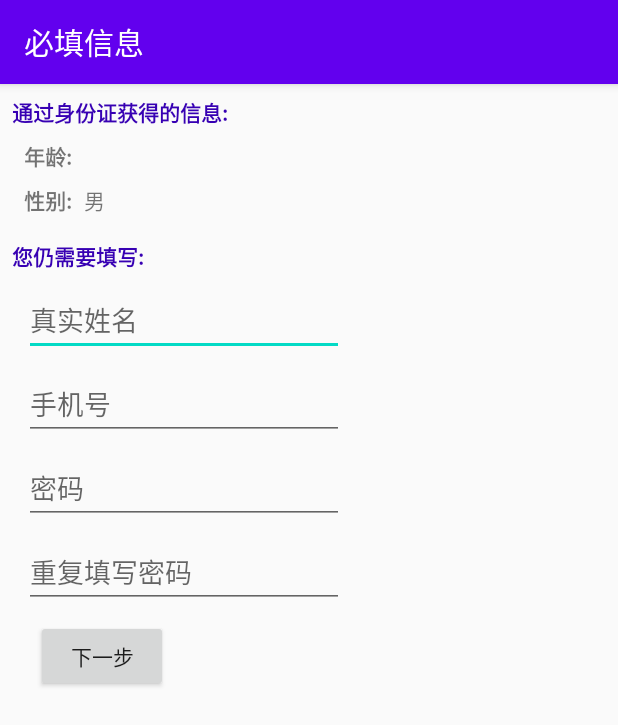
After one commit to kasusa/Community-access-management-andorid-, an Android app: the RegisterMustHaveActivity screen opened directly, with no data from a screen before it, on a phone screen of 412 x 824 dp. The commit adds this screen. Shown: the top 725 px of the screen. Run offline under Robolectric (Android 15) with nearby library versions, the light colour scheme and no system bars.

Commit message:
注册部分 ui

```diff
--- a/app/build.gradle
+++ b/app/build.gradle
@@ -37,4 +37,5 @@ dependencies {
     testImplementation 'junit:junit:4.12'
     androidTestImplementation 'androidx.test.ext:junit:1.1.1'
     androidTestImplementation 'androidx.test.espresso:espresso-core:3.2.0'
+    implementation 'com.google.android.material:material:1.0.0'
 }
--- /dev/null
+++ b/app/src/main/java/com/kasusa/communityaccessmanagement/RegisterMustHaveActivity.java
@@ -0,0 +1,82 @@
+package com.kasusa.communityaccessmanagement;
+
+import androidx.appcompat.app.AppCompatActivity;
+
+import android.content.BroadcastReceiver;
+import android.content.Context;
+import android.content.Intent;
+import android.content.IntentFilter;
+import android.os.Bundle;
+import android.view.View;
+import android.widget.EditText;
+import android.widget.TextView;
+import android.widget.Toast;
+
+import com.kasusa.communityaccessmanagement.datacls.DataUserinfo;
+
+public class RegisterMustHaveActivity extends AppCompatActivity {
+    TextView tv_age;
+    TextView tv_sex;
+    EditText et_name;
+    EditText et_phone;
+    EditText et_pwd1 ;
+    EditText et_pwd2 ;
+
+
+    @Override
+    protected void onCreate(Bundle savedInstanceState) {
+        super.onCreate(savedInstanceState);
+        setContentView(R.layout.activity_register_must_have);
+        tv_age = findViewById(R.id.textView19);
+        tv_sex = findViewById(R.id.textView18);
+        et_name = findViewById(R.id.editText);
+        et_phone = findViewById(R.id.editText2);
+        et_pwd1 = findViewById(R.id.editText5);
+        et_pwd2 = findViewById(R.id.editText7);
+
+        try {
+            DataUserinfo.InitZer0();
+        } catch (InterruptedException e) { }
+        tv_age.setText(DataUserinfo.age);
+        tv_sex.setText(DataUserinfo.citizen_gender);
+
+//        跨activity关闭监听器
+        BroadcastReceiver broadcast_reciever = new BroadcastReceiver() {
+
+            @Override
+            public void onReceive(Context arg0, Intent intent) {
+                String action = intent.getAction();
+                if (action.equals("finish")) {
+//finishing the activity
+                    finish();
+                }
+            }
+        };
+        registerReceiver(broadcast_reciever, new IntentFilter("finish"));
+    }
+
+    public void register_next_btn(View view) {
+        String name = "";
+        String phone = "";
+        String Pwd1 = "";
+        String Pwd2 = "";
+        name = et_name.getText().toString();
+        phone = et_phone.getText().toString();
+        Pwd1 = et_pwd1.getText().toString();
+        Pwd2 = et_pwd2.getText().toString();
+        if(name.equals("")) Toast.makeText(this, "请填写姓名", Toast.LENGTH_SHORT).show();
+        else if(phone.equals("")) Toast.makeText(this, "请填写手机号", Toast.LENGTH_SHORT).show();
+        else if(Pwd1.equals("")) Toast.makeText(this, "请填写第一个密码框", Toast.LENGTH_SHORT).show();
+        else if(Pwd2.equals("")) Toast.makeText(this, "请填写第二个密码框", Toast.LENGTH_SHORT).show();
+        else if(! Pwd2.equals(Pwd2)) Toast.makeText(this, "您两次填写的密码不同!", Toast.LENGTH_SHORT).show();
+        else {
+            DataUserinfo.user_phone = phone;
+            DataUserinfo.citizen_name = name;
+            DataUserinfo.user_pwd = Pwd1;
+//            enter next activity --- register detail
+            startActivity(new Intent(this, RegisterOptionalActivity.class));
+        }
+
+
+    }
+}
--- a/app/src/main/java/com/kasusa/communityaccessmanagement/datacls/DataUserinfo.java
+++ b/app/src/main/java/com/kasusa/communityaccessmanagement/datacls/DataUserinfo.java
@@ -12,21 +12,20 @@ import com.kasusa.communityaccessmanagement.util.citizenID;
 import java.util.Map;
 
 public class DataUserinfo {
-    public static String user_avtarlink;
-
-    public static String citizen_name;
-    public static String citizen_gender;
-    public static String age;
-    public static String user_citizenID ;
-    public static String user_xiaoqu;
-
-    public static String user_phone;
-    public static String user_email;
-    public static String user_note;
+    public static String user_avtarlink = "";
+    public static String citizen_name = "";
+    public static String citizen_gender = "";
+    public static String age = "";
+    public static String user_citizenID  = "";
+    public static String user_xiaoqu = "";
+    public static String user_phone = "";
+    public static String user_email = "";
+    public static String user_note = "";
+    public static String user_pwd = "";
 
     /**
      * using citizenId  to get all info from mysql using  a thread
-     * @return true if can get result
+     *
      */
     public static void Init(String id) throws InterruptedException {
         boolean ans = false;
@@ -49,6 +48,28 @@ public class DataUserinfo {
         // (线程结束
     }
 
+    /**
+     * 通过 Datauserinfo class 里面的 citizenid 生成性别和年龄 ,用于插入表
+     * @throws InterruptedException wait
+     */
+    public static void InitZer0 () throws InterruptedException {
+        Map<String, String> BirAgeSex =
+                citizenID.getBirAgeSex(user_citizenID);
+        age = BirAgeSex.get("age");
+        citizen_gender =  BirAgeSex.get("sexCode");
+
+        if (citizen_gender.equals("F")){
+            citizen_gender = "女";
+        }else {
+            citizen_gender = "男";
+        }
+        Log.println(Log.INFO,"meow","通过citizenid生成 Datauserinfo : \n" +
+                DataUserinfo.to_static_String());
+    }
+
+    /**
+     * erase all info in DataUserinfo class
+     */
     public static void Clean() {
         user_avtarlink = "" ;
         citizen_name = "" ;
@@ -59,16 +80,22 @@ public class DataUserinfo {
         user_phone = "" ;
         user_email = "" ;
         user_note = "" ;
+        user_pwd = "";
         Log.println(Log.INFO,"meow","DataUserInfo 已经清空：");
     }
 
+    /**
+     * use this to see what is in datauserinfo class
+     * @return out put str
+     */
     public static String to_static_String() {
         return "user_avtarlink:" +user_avtarlink+"\n"+
                 "citizen_name:" +citizen_name+"\n"+
                 "citizen_gender:" +citizen_gender+"\n"+
                 "age:" +age+"\n"+
                 "user_citizenID:" +user_citizenID+"\n"+
-                "user_xiaoqu:"+user_xiaoqu ;
+                "user_xiaoqu:"+user_xiaoqu +"\n"+
+                "user_pwd:"+user_pwd;
     }
 
 }
--- /dev/null
+++ b/app/src/main/res/layout/activity_register_must_have.xml
@@ -0,0 +1,130 @@
+<?xml version="1.0" encoding="utf-8"?>
+<androidx.constraintlayout.widget.ConstraintLayout xmlns:android="http://schemas.android.com/apk/res/android"
+    xmlns:app="http://schemas.android.com/apk/res-auto"
+    xmlns:tools="http://schemas.android.com/tools"
+    android:layout_width="match_parent"
+    android:layout_height="match_parent"
+    tools:context=".RegisterMustHaveActivity">
+
+    <TextView
+        android:id="@+id/textView12"
+        android:layout_width="wrap_content"
+        android:layout_height="wrap_content"
+        android:layout_marginStart="8dp"
+        android:layout_marginTop="8dp"
+        android:text="通过身份证获得的信息:"
+        android:textColor="@color/colorPrimaryDark"
+        android:textStyle="bold"
+        app:layout_constraintStart_toStartOf="parent"
+        app:layout_constraintTop_toTopOf="parent" />
+
+    <TextView
+        android:id="@+id/textView14"
+        android:layout_width="wrap_content"
+        android:layout_height="wrap_content"
+        android:layout_marginStart="16dp"
+        android:layout_marginTop="8dp"
+        android:text="年龄:"
+        android:textStyle="bold"
+        app:layout_constraintStart_toStartOf="parent"
+        app:layout_constraintTop_toBottomOf="@+id/textView12" />
+
+    <TextView
+        android:id="@+id/textView16"
+        android:layout_width="wrap_content"
+        android:layout_height="wrap_content"
+        android:layout_marginTop="8dp"
+        android:text="性别:"
+        android:textStyle="bold"
+        app:layout_constraintStart_toStartOf="@+id/textView14"
+        app:layout_constraintTop_toBottomOf="@+id/textView14" />
+
+    <TextView
+        android:id="@+id/textView18"
+        android:layout_width="wrap_content"
+        android:layout_height="wrap_content"
+        android:layout_marginStart="8dp"
+        android:layout_marginTop="8dp"
+        android:text="TextView"
+        app:layout_constraintStart_toEndOf="@+id/textView16"
+        app:layout_constraintTop_toBottomOf="@+id/textView14" />
+
+    <TextView
+        android:id="@+id/textView19"
+        android:layout_width="wrap_content"
+        android:layout_height="wrap_content"
+        android:layout_marginStart="8dp"
+        android:layout_marginTop="8dp"
+        android:text="TextView"
+        app:layout_constraintStart_toEndOf="@+id/textView14"
+        app:layout_constraintTop_toBottomOf="@+id/textView12" />
+
+    <TextView
+        android:id="@+id/textView21"
+        android:layout_width="wrap_content"
+        android:layout_height="wrap_content"
+        android:layout_marginStart="8dp"
+        android:layout_marginTop="16dp"
+        android:text="您仍需要填写:"
+        android:textColor="@color/colorPrimaryDark"
+        android:textStyle="bold"
+        app:layout_constraintStart_toStartOf="parent"
+        app:layout_constraintTop_toBottomOf="@+id/textView16" />
+
+    <EditText
+        android:id="@+id/editText"
+        android:layout_width="wrap_content"
+        android:layout_height="wrap_content"
+        android:layout_marginStart="8dp"
+        android:layout_marginTop="8dp"
+        android:ems="10"
+        android:hint="真实姓名"
+        android:inputType="textPersonName"
+        app:layout_constraintStart_toStartOf="@+id/textView21"
+        app:layout_constraintTop_toBottomOf="@+id/textView21" />
+
+    <EditText
+        android:id="@+id/editText2"
+        android:layout_width="wrap_content"
+        android:layout_height="wrap_content"
+        android:layout_marginTop="8dp"
+        android:ems="10"
+        android:hint="手机号"
+        android:inputType="phone"
+        app:layout_constraintStart_toStartOf="@+id/editText"
+        app:layout_constraintTop_toBottomOf="@+id/editText" />
+
+    <Button
+        android:id="@+id/button4"
+        android:layout_width="wrap_content"
+        android:layout_height="wrap_content"
+        android:layout_marginStart="24dp"
+        android:layout_marginTop="8dp"
+        android:onClick="register_next_btn"
+        android:text="下一步"
+        app:layout_constraintStart_toStartOf="parent"
+        app:layout_constraintTop_toBottomOf="@+id/editText7" />
+
+    <EditText
+        android:id="@+id/editText5"
+        android:layout_width="wrap_content"
+        android:layout_height="wrap_content"
+        android:layout_marginTop="8dp"
+        android:ems="10"
+        android:hint="密码"
+        android:inputType="textPassword"
+        app:layout_constraintStart_toStartOf="@+id/editText2"
+        app:layout_constraintTop_toBottomOf="@+id/editText2" />
+
+    <EditText
+        android:id="@+id/editText7"
+        android:layout_width="wrap_content"
+        android:layout_height="wrap_content"
+        android:layout_marginTop="8dp"
+        android:ems="10"
+        android:hint="重复填写密码"
+        android:inputType="textPassword"
+        app:layout_constraintStart_toStartOf="@+id/editText5"
+        app:layout_constraintTop_toBottomOf="@+id/editText5" />
+
+</androidx.constraintlayout.widget.ConstraintLayout>
--- a/app/src/main/res/values/strings.xml
+++ b/app/src/main/res/values/strings.xml
@@ -6,7 +6,8 @@
     <string name="topBar_login_pwd">输入您的密码</string>
     <string name="topBar_Home">居民出入管理</string>
     <string name="topBar_me">我的信息</string>
-
+    <string name="topBar_register1">必填信息</string>
+    <string name="topBar_register2">可选信息</string>
 
 
 </resources>
```
Also changed, not shown: app/src/main/AndroidManifest.xml (+9 -2 lines), app/src/main/java/com/kasusa/communityaccessmanagement/LoginActivity.java (+16 -3 lines), app/src/main/java/com/kasusa/communityaccessmanagement/RegisterOptionalActivity.java (added, +46 -0 lines), app/src/main/res/drawable/selector_text_press_color.xml (added, +8 -0 lines), app/src/main/res/layout/activity_register_optional.xml (added, +111 -0 lines).
